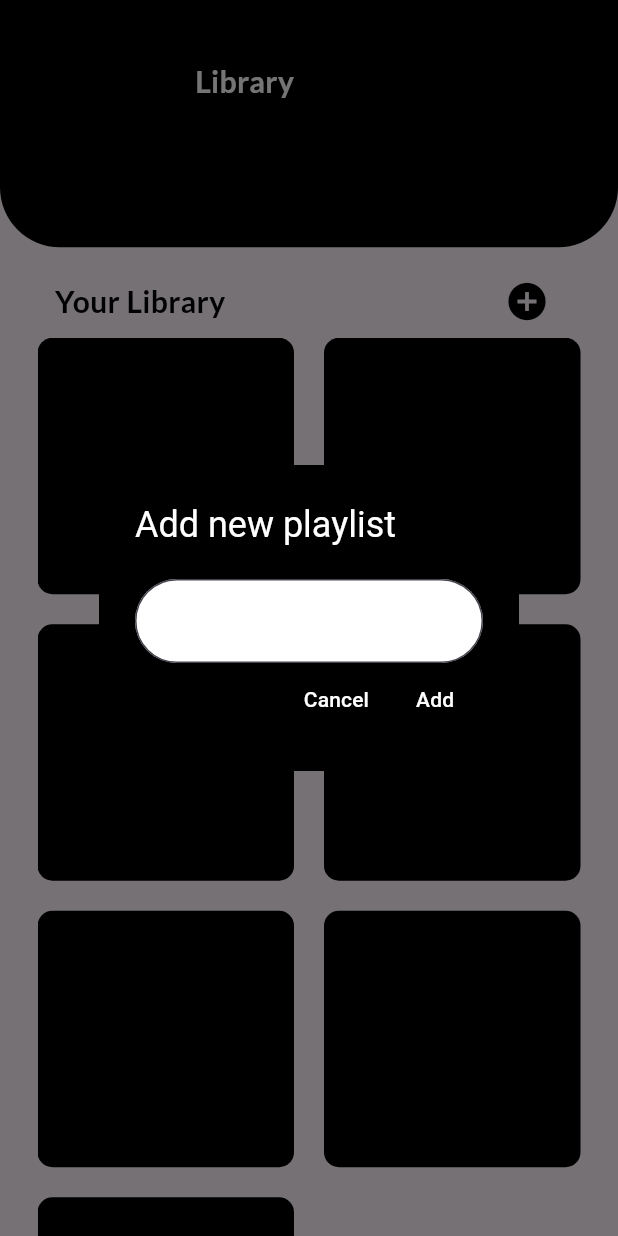
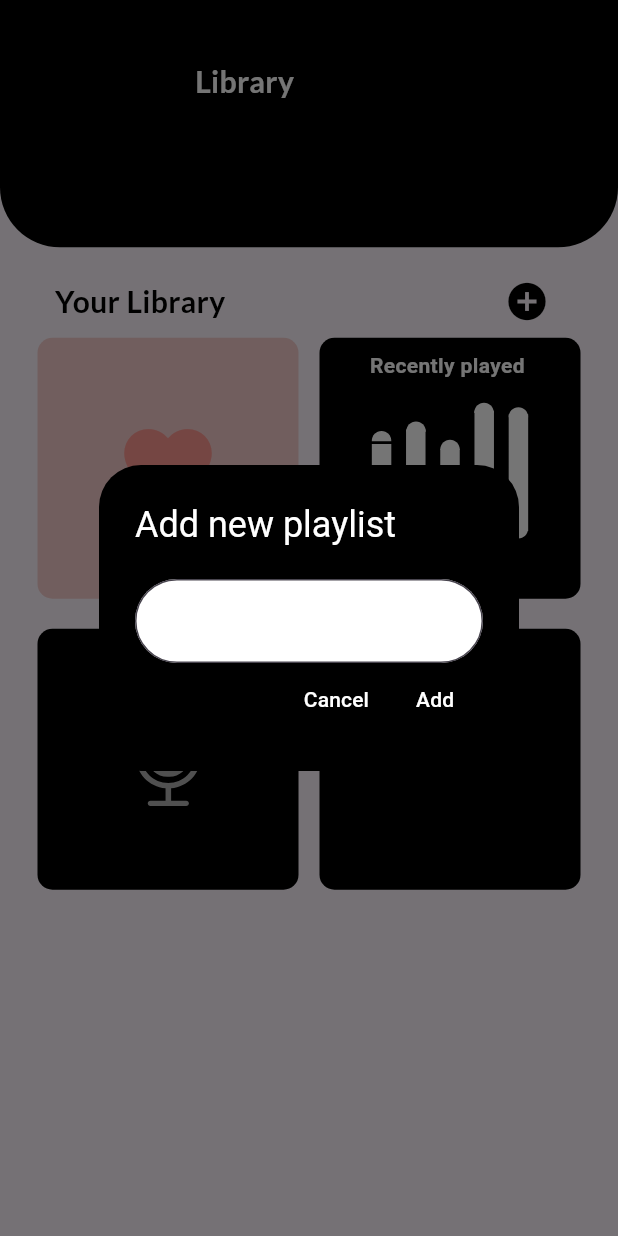
Before and after one commit to adiljaz/Galaxy_MusicalApp, a Flutter app: the LibraryScreen screen opened directly, after a tap on the "add circle" icon, on a phone screen of 412 x 824 dp. Run offline on Flutter 3.47's test engine with Material 3 defaults, Android fonts, the phone set to English and light mode, and no system bars; our stand-ins replace animated_text_kit, font_awesome_flutter, google_fonts, hive_flutter, just_audio, lottie and 3 more; missing offline and left inert: dart:ffi; accounts and stored records are empty; network calls fail.

```diff
--- a/lib/Screens/Allsongs.dart
+++ b/lib/Screens/Allsongs.dart
@@ -17,8 +17,8 @@ class Allsongs extends StatefulWidget {
 class _AllsongsState extends State<Allsongs> {
   late List<MusicModel> Allsongs;
   @override
-  void initState() {
-    Allsongs = getAllSongs();
+  void initState() async {
+    Allsongs = await getAllSongs();
 
     // TODO: implement initState
     super.initState();
--- a/lib/Screens/mianscreens/Library.dart
+++ b/lib/Screens/mianscreens/Library.dart
@@ -1,7 +1,8 @@
 import 'package:flutter/material.dart';
 import 'package:galaxy/Screens/likedsongs.dart';
-import 'package:galaxy/Screens/playlist.dart';
+
 import 'package:google_fonts/google_fonts.dart';
+import 'package:lottie/lottie.dart';
 
 class LibraryScreen extends StatefulWidget {
   const LibraryScreen({super.key});
@@ -63,21 +64,24 @@ class _LibraryScreenState extends State<LibraryScreen> {
                           builder: (context) {
                             return AlertDialog(
                               backgroundColor: Colors.black,
-                              title: Text('Add new playlist',style: TextStyle(color:Colors.white),),
+                              title: Text(
+                                'Add new playlist',
+                                style: TextStyle(color: Colors.white),
+                              ),
                               actions: [
                                 TextFormField(
-
-
-                                  style: GoogleFonts.lato(color: Colors.black,fontWeight: FontWeight.bold,),
-                                  decoration: InputDecoration(fillColor: Colors.white,
-                                  filled: true,
-                                  border: OutlineInputBorder(borderRadius: BorderRadius.circular(40))
-
+                                  style: GoogleFonts.lato(
+                                    color: Colors.black,
+                                    fontWeight: FontWeight.bold,
                                   ),
-
+                                  decoration: InputDecoration(
+                                      fillColor: Colors.white,
+                                      filled: true,
+                                      border: OutlineInputBorder(
+                                          borderRadius:
+                                              BorderRadius.circular(40))),
                                 ),
                                 Row(
-
                                   mainAxisAlignment: MainAxisAlignment.end,
                                   children: [
                                     TextButton(
@@ -111,82 +115,79 @@ class _LibraryScreenState extends State<LibraryScreen> {
 
             // grid view builder for playlist and mostplayed and liked songs
             Expanded(
-
               child: Padding(
                 padding: const EdgeInsets.only(left: 25, right: 25),
-                child: GridView.count(
-                  crossAxisCount: 2,
-                  crossAxisSpacing: 20,
-                  mainAxisSpacing: 20,
-                  children: [
-                    InkWell(
-                      onTap: (){
-                        Navigator.of(context).push(MaterialPageRoute(builder: (context)=>LikedSongs()));
-                      },
-                      child: Container(
+                child: GridView.builder(
+                  gridDelegate: SliverGridDelegateWithFixedCrossAxisCount(
+                    crossAxisCount: 2,
+                    crossAxisSpacing: 14,
+                    mainAxisSpacing: 20,
+                  ),
+                  itemBuilder: (context, index) {
+                    if(index==0){
+                      return InkWell(
+                        onTap: (){ Navigator.of(context).push(MaterialPageRoute(builder: (context)=>LikedSongs()));
 
+                        },
+                        child: Container(
+
+                        decoration: BoxDecoration(
+                          borderRadius: BorderRadius.circular(10),
+                          color: Color.fromARGB(255, 246, 205, 205),
+                        ),
+                        height: 130,
+                        width: 130,
+                        child: Icon(Icons.favorite ,color: Color.fromARGB(255, 255, 153, 146),size: 70,),
+
+                                          ),
+                      );
+                    } else if(index==1){
+
+                      return  InkWell(
+                        onTap: (){},
+                        child: Container(
+                        decoration: BoxDecoration(
+                          borderRadius: BorderRadius.circular(10),
+                          color: Color.fromARGB(255, 0, 0, 0),
+                        ),
+                        height: 130,
+                        width: 130,
+                        child: Column(
+
+                          children: [
+                            SizedBox(height: mediaQuerry.size.width*0.02 ,),
+                            Text('Recently played ',style: TextStyle(color: const Color.fromARGB(255, 255, 255, 255),fontWeight: FontWeight.bold ),),
+                            Lottie.asset('assets/rc.json'),
+                          ],
+                        ),
+                                          ),
+                      );
+                    }else if(index==2){
+                      return   InkWell(
+                        onTap: (){},
+                        child: Container(
+                        decoration: BoxDecoration(
+                          borderRadius: BorderRadius.circular(10),
+                          color: Color.fromARGB(255, 0, 0, 0),
+                        ),
+                        height: 130,
+                        width: 130,
+                        child: Lottie.asset('assets/an1.json',) ,
+                                          ),
+                      );
+
+                    }
+
+                    return Container(
                         decoration: BoxDecoration(
                           borderRadius: BorderRadius.circular(10),
                           color: Colors.black,
                         ),
                         height: 130,
                         width: 130,
-                      ),
-                    ),
-                    InkWell(
-                      onTap: (){
-                        Navigator.of(context).push(MaterialPageRoute(builder: (context)=>Playlist()));
-                      },
-                      child: Container(
-                        decoration: BoxDecoration(
-                          borderRadius: BorderRadius.circular(10),
-                          color: Colors.black,
-                        ),
-                        height: 130,
-                        width: 130,
-                      ),
-                    ),
-                    Container(
-                      decoration: BoxDecoration(
-                        borderRadius: BorderRadius.circular(10),
-                        color: Colors.black,
-                      ),
-                      height: 130,
-                      width: 130,
-                    ),
-                    Container(
-                      decoration: BoxDecoration(
-                        borderRadius: BorderRadius.circular(10),
-                        color: Colors.black,
-                      ),
-                      height: 130,
-                      width: 130,
-                    ),
-                    Container(
-                      decoration: BoxDecoration(
-                        borderRadius: BorderRadius.circular(10),
-                        color: Colors.black,
-                      ),
-                      height: 130,
-                      width: 130,
-                    ),
-                    Container(
-                      decoration: BoxDecoration(
-                        borderRadius: BorderRadius.circular(10),
-                        color: Colors.black,
-                      ),
-                      height: 130,
-                      width: 130,
-                    ),
-                    Container(
-                      decoration: BoxDecoration(
-                        borderRadius: BorderRadius.circular(10),
-                        color: Colors.black,
-                      ),
-                      height: 130,
-                      width: 130,
-                    ),
-                  ],
+                                          );
+                  },
+                  itemCount: 4,
                 ),
               ),
             )
--- a/lib/Screens/mianscreens/home.dart
+++ b/lib/Screens/mianscreens/home.dart
@@ -54,7 +54,7 @@ class _MainHomeState extends State<MainHome> {
     Permission.storage.request();
   }
 
-  Future<List<  MusicModel  >> fetchSongsfromDb() async {
+  Future<List<MusicModel>> fetchSongsfromDb() async {
     List<SongModel> songlist = await _audioQuery.querySongs(
       sortType: null,
       orderType: OrderType.ASC_OR_SMALLER,
```
Also changed, not shown: assets/rc.json (added, +1 -0 lines), lib/Screens/likedsongs.dart (+25 -0 lines), lib/Screens/mianscreens/search.dart (+20 -3 lines), lib/database/db_functions.dart (+16 -20 lines), lib/database/fav_function.dart (added, +77 -0 lines), lib/database/fav_model.dart (added, +12 -0 lines), lib/main.dart (+16 -19 lines), assets/recently.png (added), lib/database/fav_model.g.dart (added), 1 other file.
